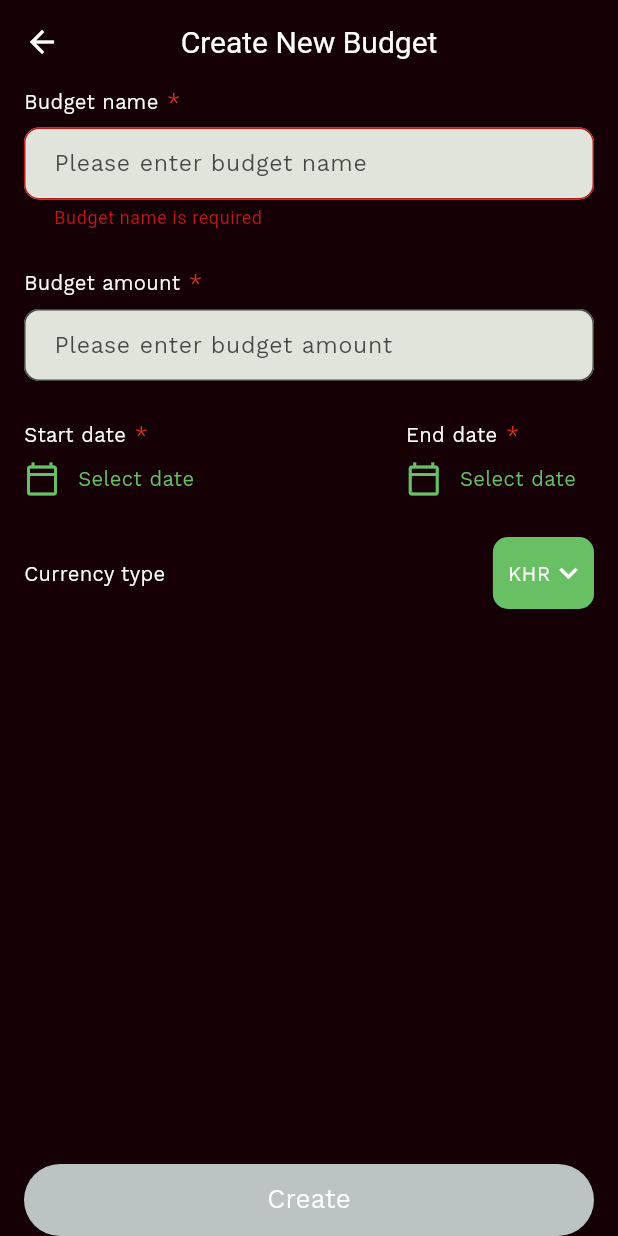
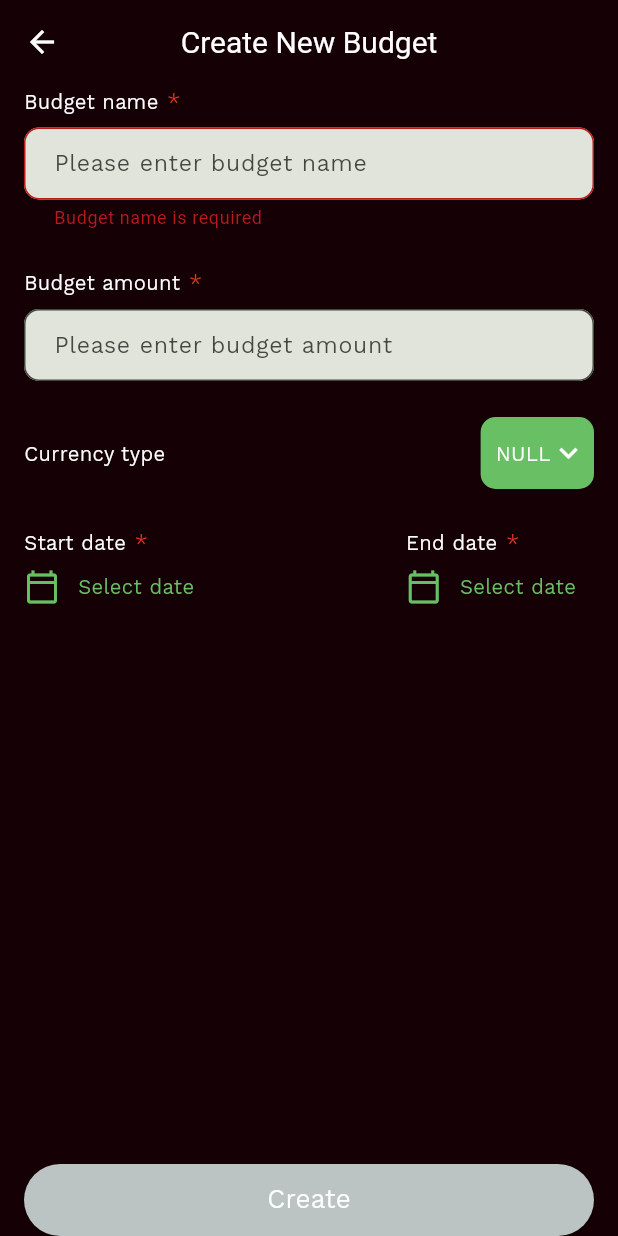
Before and after one commit to limkimsan/flutter_xspend, a Flutter app: the NewBudgetView screen opened by its route, after a tap on "Create", on a phone screen of 412 x 824 dp. Run offline on Flutter 3.47's test engine with Material 3 defaults, Android fonts, the phone set to English and light mode, and no system bars; our stand-ins replace dotted_border, email_validator, equatable, fl_chart, flutter_bloc, flutter_dotenv and 8 more; accounts and stored records are empty; generated files the repository leaves out were written again.

Commit message:
Move the currency type under the budget amount text input and set the base currency as the default selected currency type when creating a new budget

```diff
--- a/lib/src/budgets/new_budget_form.dart
+++ b/lib/src/budgets/new_budget_form.dart
@@ -2,6 +2,7 @@ import 'package:flutter/material.dart';
 import 'package:flutter_bloc/flutter_bloc.dart';
 import 'package:intl/intl.dart';
 import 'package:flutter_gen/gen_l10n/app_localizations.dart';
+import 'package:shared_preferences/shared_preferences.dart';
 
 import 'package:flutter_xspend/src/constants/colors.dart';
 import 'package:flutter_xspend/src/shared/input_label_widget.dart';
@@ -39,6 +40,9 @@ class _NewBudgetFormState extends State<NewBudgetForm> {
     if (widget.budgetId != null) {
       loadBudgetInfo();
     }
+    else {
+      loadDefaultCurrency();
+    }
   }
 
   void loadBudgetInfo() async {
@@ -52,6 +56,13 @@ class _NewBudgetFormState extends State<NewBudgetForm> {
     });
     _nameController.text = budget.name!;
     _amountController.text = CurrencyUtil.formatNumber(budget.amount.toString());
+  }
+
+  void loadDefaultCurrency() async {
+    final SharedPreferences prefs = await SharedPreferences.getInstance();
+    setState(() {
+      selectedCurrency = prefs.getString('BASED_CURRENCY').toString();
+    });
   }
 
   void saveBudget() {
@@ -219,6 +230,8 @@ class _NewBudgetFormState extends State<NewBudgetForm> {
                     },
                   ),
                   const SizedBox(height: 24),
+                  currencyPicker(),
+                  const SizedBox(height: 24),
                   Row(
                     mainAxisAlignment: MainAxisAlignment.spaceBetween,
                     children: [
@@ -226,8 +239,6 @@ class _NewBudgetFormState extends State<NewBudgetForm> {
                       datePicker('end', () { selectDate(endDate, 'end'); }),
                     ],
                   ),
-                  const SizedBox(height: 24),
-                  currencyPicker(),
                 ],
               ),
             ),
```
